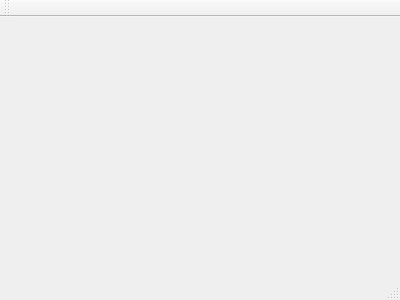
This is GUI/atlasbotremote.ui in McuMirror/AtlasBotRemote_GUI as Qt 5 draws it before an edit. The edited form follows.
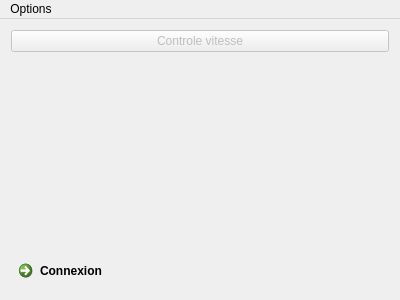
This is the edited form.

Commit message: GUI : ajout boite de dialogue pour parametres

The edit to the form file:
```diff
--- a/GUI/atlasbotremote.ui
+++ b/GUI/atlasbotremote.ui
@@ -12,13 +12,64 @@
   <property name="windowTitle" >
    <string>AtlasBotRemote</string>
   </property>
-  <widget class="QMenuBar" name="menuBar" />
-  <widget class="QToolBar" name="mainToolBar" />
-  <widget class="QWidget" name="centralWidget" />
-  <widget class="QStatusBar" name="statusBar" />
+  <widget class="QWidget" name="centralWidget">
+   <layout class="QVBoxLayout" name="verticalLayout">
+    <item>
+     <widget class="QPushButton" name="pushButton_SpeedControl">
+      <property name="enabled">
+       <bool>false</bool>
+      </property>
+      <property name="text">
+       <string>Controle vitesse</string>
+      </property>
+     </widget>
+    </item>
+    <item>
+     <spacer name="verticalSpacer">
+      <property name="orientation">
+       <enum>Qt::Vertical</enum>
+      </property>
+      <property name="sizeHint" stdset="0">
+       <size>
+        <width>20</width>
+        <height>40</height>
+       </size>
+      </property>
+     </spacer>
+    </item>
+    <item>
+     <widget class="QCommandLinkButton" name="commandLinkButton_Connect">
+      <property name="text">
+       <string>Connexion</string>
+      </property>
+     </widget>
+    </item>
+   </layout>
+  </widget>
+  <widget class="QMenuBar" name="menuBar">
+   <property name="geometry">
+    <rect>
+     <x>0</x>
+     <y>0</y>
+     <width>400</width>
+     <height>22</height>
+    </rect>
+   </property>
+   <widget class="QMenu" name="menuOptions">
+    <property name="title">
+     <string>Options</string>
+    </property>
+    <addaction name="action_Settings"/>
+   </widget>
+   <addaction name="menuOptions"/>
+  </widget>
+  <action name="action_Settings">
+   <property name="text">
+    <string>Préférences</string>
+   </property>
+  </action>
  </widget>
- <layoutDefault spacing="6" margin="11" />
- <pixmapfunction></pixmapfunction>
+ <layoutdefault spacing="6" margin="11"/>
  <resources/>
  <connections/>
 </ui>
```
Left out of the diff: 7 changed lines with no effect on the pictures. The commit also changes 6 other files.
